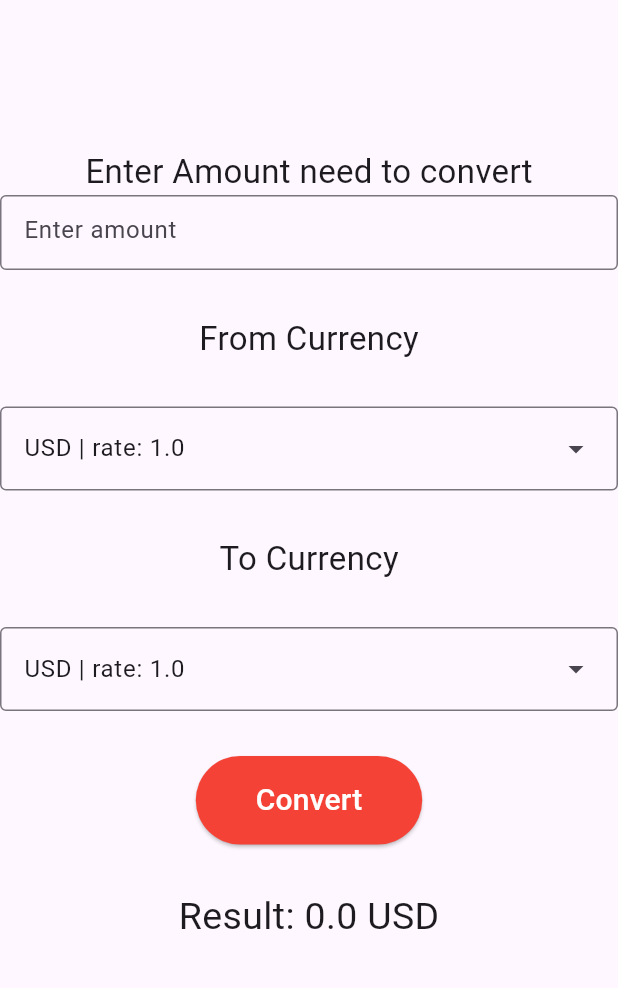
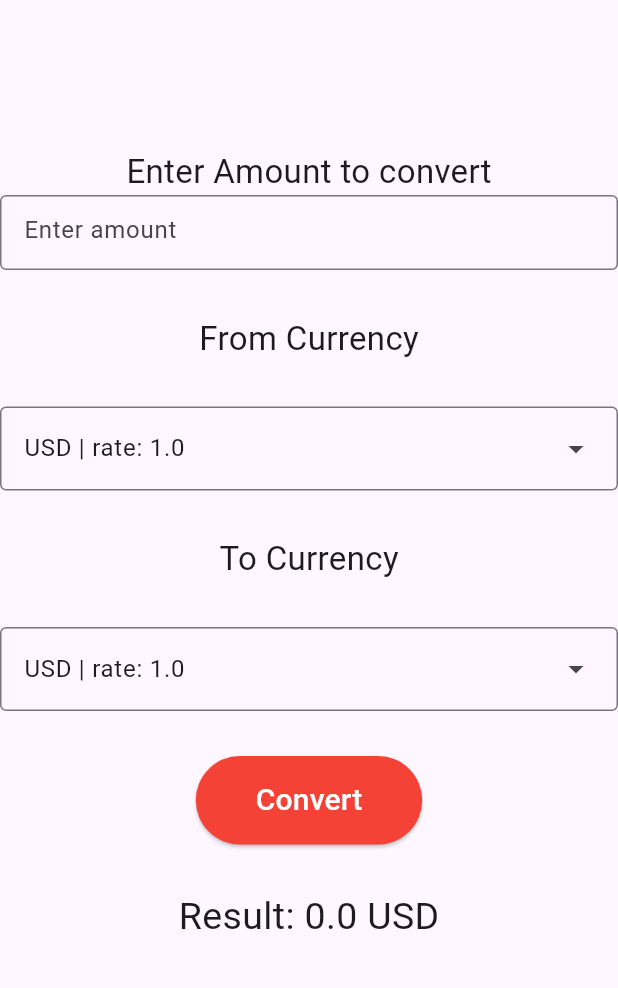
Before and after one commit to Mahmoud-Mohamad21/mobile-project, a Flutter app: the screen it shows after launch, on a phone screen of 412 x 824 dp, the part 84-1072 px from its top. Run offline on Flutter 3.47's test engine with Material 3 defaults, Android fonts, the phone set to English and light mode, and no system bars.

Commit message:
chane in home.dary file

```diff
--- a/flutter_application_1/lib/home.dart
+++ b/flutter_application_1/lib/home.dart
@@ -63,7 +63,7 @@ class _HomeState extends State<Home> {
           child: Column(
             children: [
               const Text(
-                "Enter Amount need to convert",
+                "Enter Amount to convert",
                 style: TextStyle(fontSize: 22),
               ),
 
```
